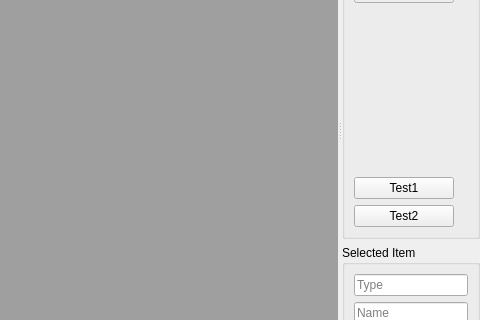
First picture: the form in spinetoolbox/ui/mainwindow.ui, repository spine-tools/Spine-Toolbox, before the edit; both pictures show x 513 to 993 and y 151 to 471 of the 993 by 565 pixel window.
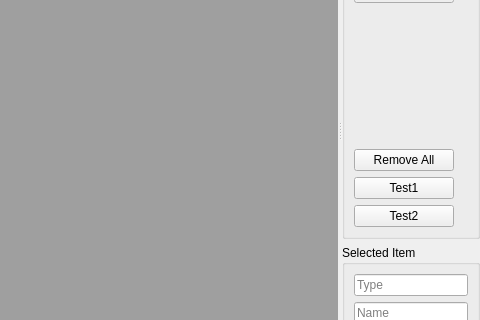
Second picture: the form after the edit.

```diff
--- a/spinetoolbox/ui/mainwindow.ui
+++ b/spinetoolbox/ui/mainwindow.ui
@@ -229,6 +229,25 @@
              </property>
             </spacer>
            </item>
+           <item>
+            <widget class="QPushButton" name="pushButton_remove_all">
+             <property name="sizePolicy">
+              <sizepolicy hsizetype="Preferred" vsizetype="Fixed">
+               <horstretch>0</horstretch>
+               <verstretch>0</verstretch>
+              </sizepolicy>
+             </property>
+             <property name="maximumSize">
+              <size>
+               <width>100</width>
+               <height>16777215</height>
+              </size>
+             </property>
+             <property name="text">
+              <string>Remove All</string>
+             </property>
+            </widget>
+           </item>
            <item>
             <widget class="QPushButton" name="pushButton_test1">
              <property name="sizePolicy">
```
Left out of the diff: 37 changed lines with no effect on the pictures.
